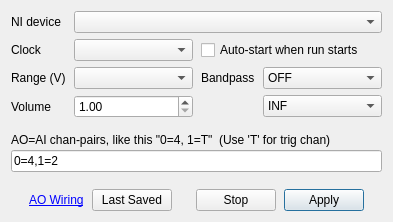
Qt form Forms/AOWindow.ui (billkarsh/SpikeGLX) before a commit.
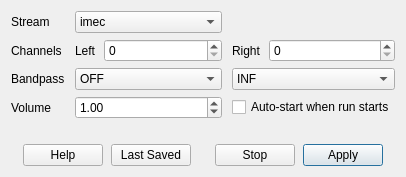
The same form after that commit.

```diff
--- a/Forms/AOWindow.ui
+++ b/Forms/AOWindow.ui
@@ -6,8 +6,8 @@
    <rect>
     <x>0</x>
     <y>0</y>
-    <width>372</width>
-    <height>220</height>
+    <width>390</width>
+    <height>177</height>
    </rect>
   </property>
   <property name="sizePolicy">
@@ -23,28 +23,76 @@
    <property name="verticalSpacing">
     <number>15</number>
    </property>
-   <item row="0" column="0">
+   <item row="0" column="1">
     <layout class="QGridLayout" name="gridLayout">
      <property name="horizontalSpacing">
-      <number>8</number>
+      <number>10</number>
      </property>
      <property name="verticalSpacing">
       <number>6</number>
      </property>
-     <item row="1" column="1">
-      <widget class="QComboBox" name="clockCB">
+     <item row="3" column="0">
+      <widget class="QLabel" name="label">
        <property name="sizePolicy">
-        <sizepolicy hsizetype="Expanding" vsizetype="Fixed">
+        <sizepolicy hsizetype="Fixed" vsizetype="Preferred">
          <horstretch>0</horstretch>
          <verstretch>0</verstretch>
         </sizepolicy>
        </property>
-       <property name="maxVisibleItems">
-        <number>16</number>
+       <property name="text">
+        <string>Bandpass</string>
        </property>
       </widget>
      </item>
      <item row="3" column="1">
+      <widget class="QComboBox" name="loCB">
+       <property name="sizePolicy">
+        <sizepolicy hsizetype="Expanding" vsizetype="Fixed">
+         <horstretch>0</horstretch>
+         <verstretch>0</verstretch>
+        </sizepolicy>
+       </property>
+       <property name="toolTip">
+        <string>Applied only to neural channels</string>
+       </property>
+       <item>
+        <property name="text">
+         <string>OFF</string>
+        </property>
+       </item>
+       <item>
+        <property name="text">
+         <string>0</string>
+        </property>
+       </item>
+       <item>
+        <property name="text">
+         <string>.1</string>
+        </property>
+       </item>
+       <item>
+        <property name="text">
+         <string>1</string>
+        </property>
+       </item>
+       <item>
+        <property name="text">
+         <string>10</string>
+        </property>
+       </item>
+       <item>
+        <property name="text">
+         <string>100</string>
+        </property>
+       </item>
+       <item>
+        <property name="text">
+         <string>300</string>
+        </property>
+       </item>
+      </widget>
+     </item>
+     <item row="4" column="1">
       <widget class="QDoubleSpinBox" name="volSB">
        <property name="sizePolicy">
         <sizepolicy hsizetype="Expanding" vsizetype="Fixed">
@@ -53,59 +101,47 @@
         </sizepolicy>
        </property>
        <property name="minimum">
-        <double>1.000000000000000</double>
+        <double>0.100000000000000</double>
        </property>
        <property name="maximum">
-        <double>8.000000000000000</double>
+        <double>10.000000000000000</double>
        </property>
        <property name="singleStep">
         <double>0.250000000000000</double>
        </property>
-      </widget>
-     </item>
-     <item row="2" column="2">
-      <widget class="QLabel" name="label">
-       <property name="sizePolicy">
-        <sizepolicy hsizetype="Fixed" vsizetype="Preferred">
-         <horstretch>0</horstretch>
-         <verstretch>0</verstretch>
-        </sizepolicy>
-       </property>
-       <property name="text">
-        <string>Bandpass</string>
-       </property>
-      </widget>
-     </item>
-     <item row="1" column="0">
-      <widget class="QLabel" name="clockLabel">
-       <property name="sizePolicy">
-        <sizepolicy hsizetype="Preferred" vsizetype="Preferred">
-         <horstretch>0</horstretch>
-         <verstretch>0</verstretch>
-        </sizepolicy>
-       </property>
-       <property name="text">
-        <string>Clock</string>
-       </property>
-       <property name="alignment">
-        <set>Qt::AlignLeading|Qt::AlignLeft|Qt::AlignVCenter</set>
+       <property name="value">
+        <double>1.000000000000000</double>
        </property>
       </widget>
      </item>
      <item row="0" column="0">
-      <widget class="QLabel" name="deviceLabel">
+      <widget class="QLabel" name="label_2">
+       <property name="text">
+        <string>Stream</string>
+       </property>
+      </widget>
+     </item>
+     <item row="0" column="1">
+      <widget class="QComboBox" name="streamCB">
        <property name="sizePolicy">
-        <sizepolicy hsizetype="Preferred" vsizetype="Preferred">
+        <sizepolicy hsizetype="Expanding" vsizetype="Fixed">
          <horstretch>0</horstretch>
          <verstretch>0</verstretch>
         </sizepolicy>
        </property>
-       <property name="text">
-        <string>NI device</string>
-       </property>
+       <item>
+        <property name="text">
+         <string>imec</string>
+        </property>
+       </item>
+       <item>
+        <property name="text">
+         <string>nidq</string>
+        </property>
+       </item>
       </widget>
      </item>
-     <item row="3" column="0">
+     <item row="4" column="0">
       <widget class="QLabel" name="volLabel">
        <property name="sizePolicy">
         <sizepolicy hsizetype="Preferred" vsizetype="Preferred">
@@ -118,81 +154,7 @@
        </property>
       </widget>
      </item>
-     <item row="2" column="0">
-      <widget class="QLabel" name="rangeLabel">
-       <property name="sizePolicy">
-        <sizepolicy hsizetype="Preferred" vsizetype="Preferred">
-         <horstretch>0</horstretch>
-         <verstretch>0</verstretch>
-        </sizepolicy>
-       </property>
-       <property name="text">
-        <string>Range (V)</string>
-       </property>
-       <property name="alignment">
-        <set>Qt::AlignLeading|Qt::AlignLeft|Qt::AlignVCenter</set>
-       </property>
-      </widget>
-     </item>
-     <item row="2" column="1">
-      <widget class="QComboBox" name="rangeCB">
-       <property name="sizePolicy">
-        <sizepolicy hsizetype="Expanding" vsizetype="Fixed">
-         <horstretch>0</horstretch>
-         <verstretch>0</verstretch>
-        </sizepolicy>
-       </property>
-      </widget>
-     </item>
-     <item row="2" column="3">
-      <widget class="QComboBox" name="loCB">
-       <property name="sizePolicy">
-        <sizepolicy hsizetype="Expanding" vsizetype="Fixed">
-         <horstretch>0</horstretch>
-         <verstretch>0</verstretch>
-        </sizepolicy>
-       </property>
-       <property name="toolTip">
-        <string>Applied only to neural channels</string>
-       </property>
-       <item>
-        <property name="text">
-         <string>OFF</string>
-        </property>
-       </item>
-       <item>
-        <property name="text">
-         <string>0</string>
-        </property>
-       </item>
-       <item>
-        <property name="text">
-         <string>.1</string>
-        </property>
-       </item>
-       <item>
-        <property name="text">
-         <string>1</string>
-        </property>
-       </item>
-       <item>
-        <property name="text">
-         <string>10</string>
-        </property>
-       </item>
-       <item>
-        <property name="text">
-         <string>100</string>
-        </property>
-       </item>
-       <item>
-        <property name="text">
-         <string>300</string>
-        </property>
-       </item>
-      </widget>
-     </item>
-     <item row="3" column="3">
+     <item row="3" column="2">
       <widget class="QComboBox" name="hiCB">
        <property name="sizePolicy">
         <sizepolicy hsizetype="Expanding" vsizetype="Fixed">
@@ -253,20 +215,77 @@
        </item>
       </widget>
      </item>
-     <item row="0" column="1" colspan="3">
-      <widget class="QComboBox" name="deviceCB">
-       <property name="sizePolicy">
-        <sizepolicy hsizetype="Expanding" vsizetype="Fixed">
-         <horstretch>1</horstretch>
-         <verstretch>0</verstretch>
-        </sizepolicy>
+     <item row="1" column="1">
+      <layout class="QHBoxLayout" name="horizontalLayout_2">
+       <property name="spacing">
+        <number>8</number>
+       </property>
+       <property name="leftMargin">
+        <number>0</number>
+       </property>
+       <item>
+        <widget class="QLabel" name="label_3">
+         <property name="text">
+          <string>Left</string>
+         </property>
+        </widget>
+       </item>
+       <item>
+        <widget class="QSpinBox" name="leftSB">
+         <property name="sizePolicy">
+          <sizepolicy hsizetype="Expanding" vsizetype="Fixed">
+           <horstretch>0</horstretch>
+           <verstretch>0</verstretch>
+          </sizepolicy>
+         </property>
+         <property name="maximum">
+          <number>800</number>
+         </property>
+        </widget>
+       </item>
+      </layout>
+     </item>
+     <item row="1" column="2">
+      <layout class="QHBoxLayout" name="horizontalLayout_3">
+       <property name="spacing">
+        <number>8</number>
+       </property>
+       <property name="leftMargin">
+        <number>0</number>
+       </property>
+       <item>
+        <widget class="QLabel" name="rChanLbl">
+         <property name="text">
+          <string>Right</string>
+         </property>
+        </widget>
+       </item>
+       <item>
+        <widget class="QSpinBox" name="rightSB">
+         <property name="sizePolicy">
+          <sizepolicy hsizetype="Expanding" vsizetype="Fixed">
+           <horstretch>0</horstretch>
+           <verstretch>0</verstretch>
+          </sizepolicy>
+         </property>
+         <property name="maximum">
+          <number>800</number>
+         </property>
+        </widget>
+       </item>
+      </layout>
+     </item>
+     <item row="1" column="0">
+      <widget class="QLabel" name="label_4">
+       <property name="text">
+        <string>Channels</string>
        </property>
       </widget>
      </item>
-     <item row="1" column="2" colspan="2">
+     <item row="4" column="2">
       <widget class="QCheckBox" name="autoChk">
        <property name="sizePolicy">
-        <sizepolicy hsizetype="MinimumExpanding" vsizetype="Fixed">
+        <sizepolicy hsizetype="Preferred" vsizetype="Fixed">
          <horstretch>0</horstretch>
          <verstretch>0</verstretch>
         </sizepolicy>
@@ -278,58 +297,27 @@
      </item>
     </layout>
    </item>
-   <item row="1" column="0">
-    <layout class="QVBoxLayout" name="verticalLayout">
-     <property name="spacing">
-      <number>3</number>
-     </property>
-     <item>
-      <widget class="QLabel" name="chansLabel">
-       <property name="text">
-        <string>AO=AI chan-pairs, like this &quot;0=4, 1=T&quot;  (Use 'T' for trig chan)</string>
-       </property>
-      </widget>
-     </item>
-     <item>
-      <widget class="QLineEdit" name="chansLE">
-       <property name="text">
-        <string>0=4,1=2</string>
-       </property>
-      </widget>
-     </item>
-    </layout>
-   </item>
-   <item row="2" column="0">
-    <spacer name="verticalSpacer">
-     <property name="orientation">
-      <enum>Qt::Vertical</enum>
-     </property>
-     <property name="sizeType">
-      <enum>QSizePolicy::MinimumExpanding</enum>
-     </property>
-     <property name="sizeHint" stdset="0">
-      <size>
-       <width>0</width>
-       <height>2</height>
-      </size>
-     </property>
-    </spacer>
-   </item>
-   <item row="3" column="0">
+   <item row="2" column="1">
     <layout class="QHBoxLayout" name="horizontalLayout">
      <property name="spacing">
       <number>8</number>
      </property>
      <property name="leftMargin">
-      <number>18</number>
+      <number>12</number>
      </property>
      <property name="rightMargin">
-      <number>18</number>
+      <number>12</number>
      </property>
      <item>
-      <widget class="QLabel" name="noteLink">
+      <widget class="QPushButton" name="helpBut">
+       <property name="sizePolicy">
+        <sizepolicy hsizetype="Preferred" vsizetype="Preferred">
+         <horstretch>0</horstretch>
+         <verstretch>0</verstretch>
+        </sizepolicy>
+       </property>
        <property name="text">
-        <string>&lt;html&gt;&lt;head/&gt;&lt;body&gt;&lt;p&gt;&lt;a href=&quot;blah&quot;&gt;&lt;span style=&quot; text-decoration: underline; color:#0000ff;&quot;&gt;AO Wiring&lt;/span&gt;&lt;/a&gt;&lt;/p&gt;&lt;/body&gt;&lt;/html&gt;</string>
+        <string>Help</string>
        </property>
       </widget>
      </item>
@@ -396,6 +384,22 @@
      </item>
     </layout>
    </item>
+   <item row="1" column="1">
+    <spacer name="verticalSpacer">
+     <property name="orientation">
+      <enum>Qt::Vertical</enum>
+     </property>
+     <property name="sizeType">
+      <enum>QSizePolicy::MinimumExpanding</enum>
+     </property>
+     <property name="sizeHint" stdset="0">
+      <size>
+       <width>0</width>
+       <height>2</height>
+      </size>
+     </property>
+    </spacer>
+   </item>
   </layout>
  </widget>
  <tabstops>
```
Left out of the diff: 14 changed lines with no effect on the pictures.
